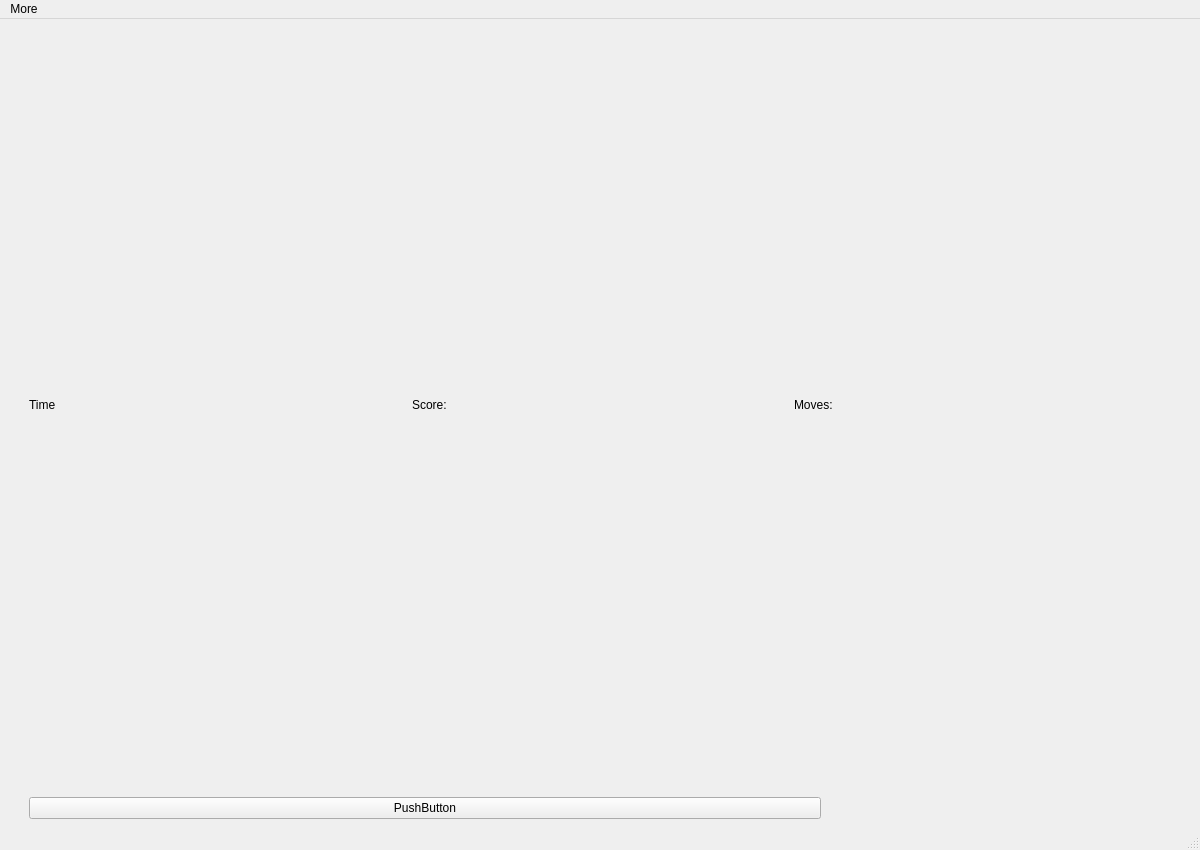
iUltimateLP/solitaire, file GameWindow.ui: the form before one commit.
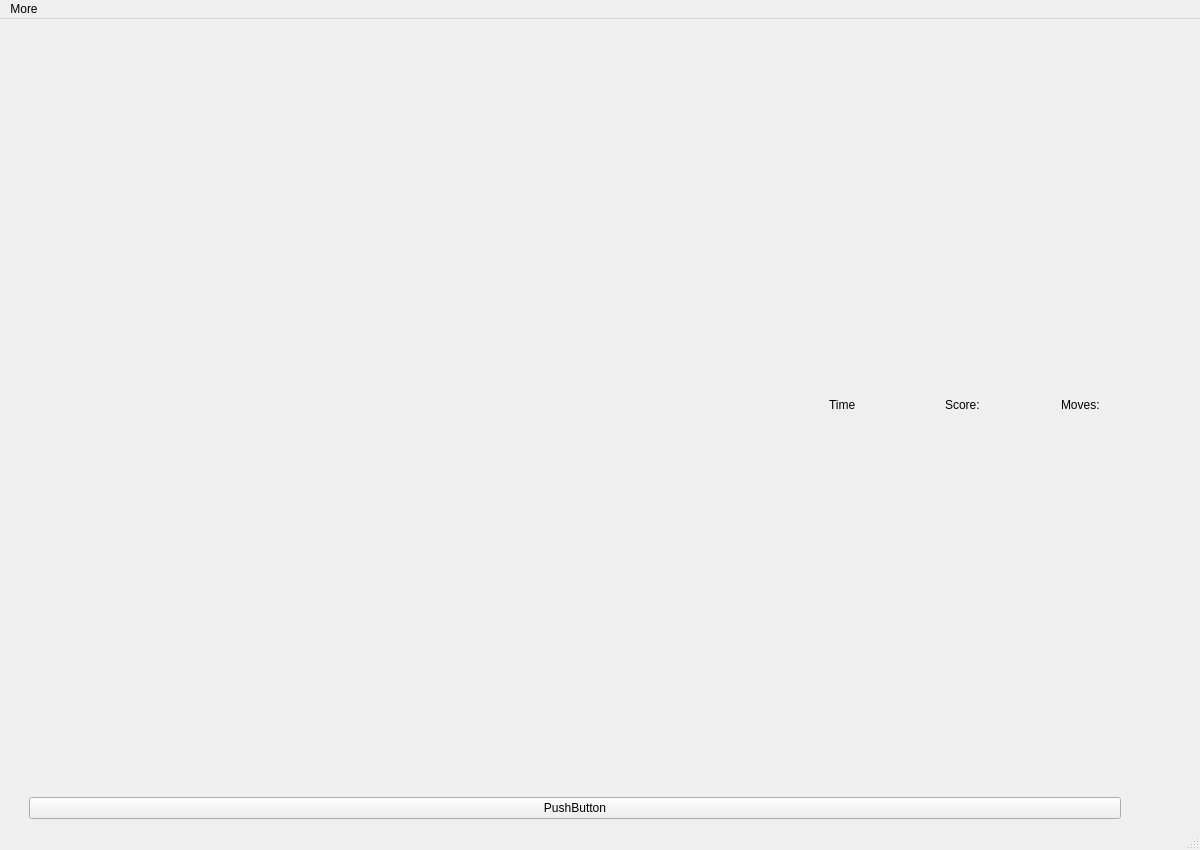
The form after the commit.

```diff
--- a/GameWindow.ui
+++ b/GameWindow.ui
@@ -31,7 +31,13 @@
        </layout>
       </item>
       <item row="0" column="0">
-       <layout class="QHBoxLayout" name="horizontalLayout_5">
+       <layout class="QHBoxLayout" name="labelLayout" stretch="0,0,0">
+        <property name="sizeConstraint">
+         <enum>QLayout::SetDefaultConstraint</enum>
+        </property>
+        <property name="leftMargin">
+         <number>800</number>
+        </property>
         <property name="topMargin">
          <number>10</number>
         </property>
@@ -72,6 +78,9 @@
           <property name="text">
            <string>Moves: </string>
           </property>
+          <property name="margin">
+           <number>0</number>
+          </property>
          </widget>
         </item>
        </layout>
@@ -84,13 +93,16 @@
         <property name="topMargin">
          <number>20</number>
         </property>
+        <property name="rightMargin">
+         <number>0</number>
+        </property>
         <item>
          <layout class="QHBoxLayout" name="drawStackLayout" stretch="0">
           <property name="spacing">
            <number>6</number>
           </property>
           <property name="rightMargin">
-           <number>300</number>
+           <number>0</number>
           </property>
           <item>
            <widget class="QPushButton" name="pushButton">
```
Left out of the diff: 6 changed lines with no effect on the pictures.
